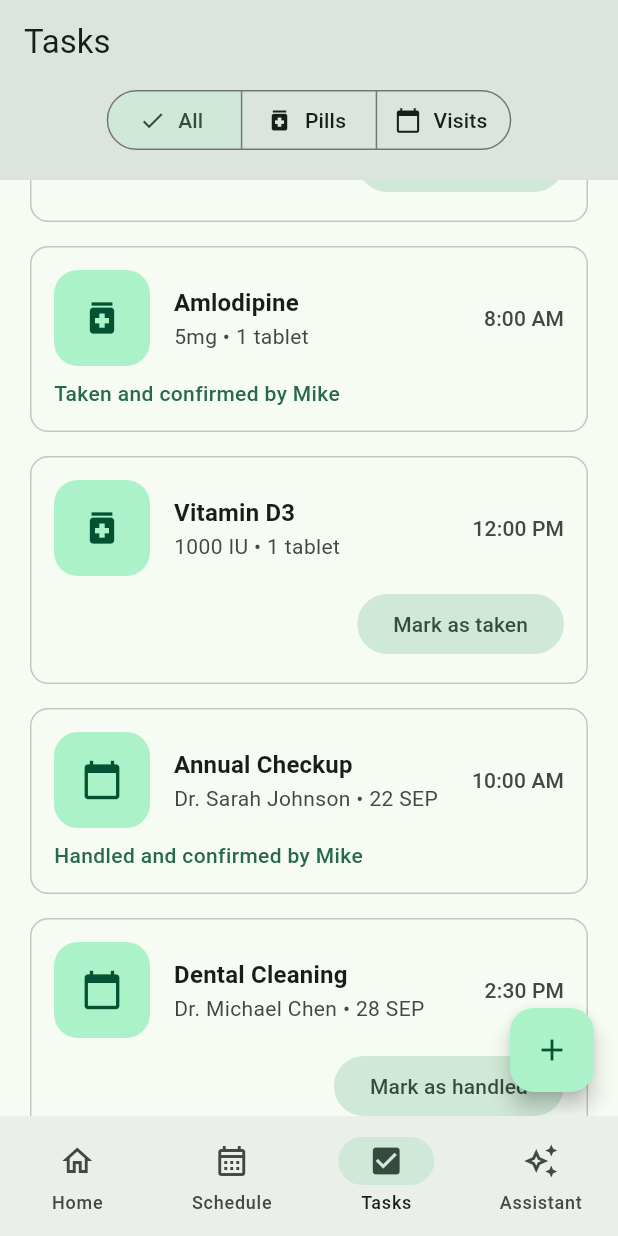
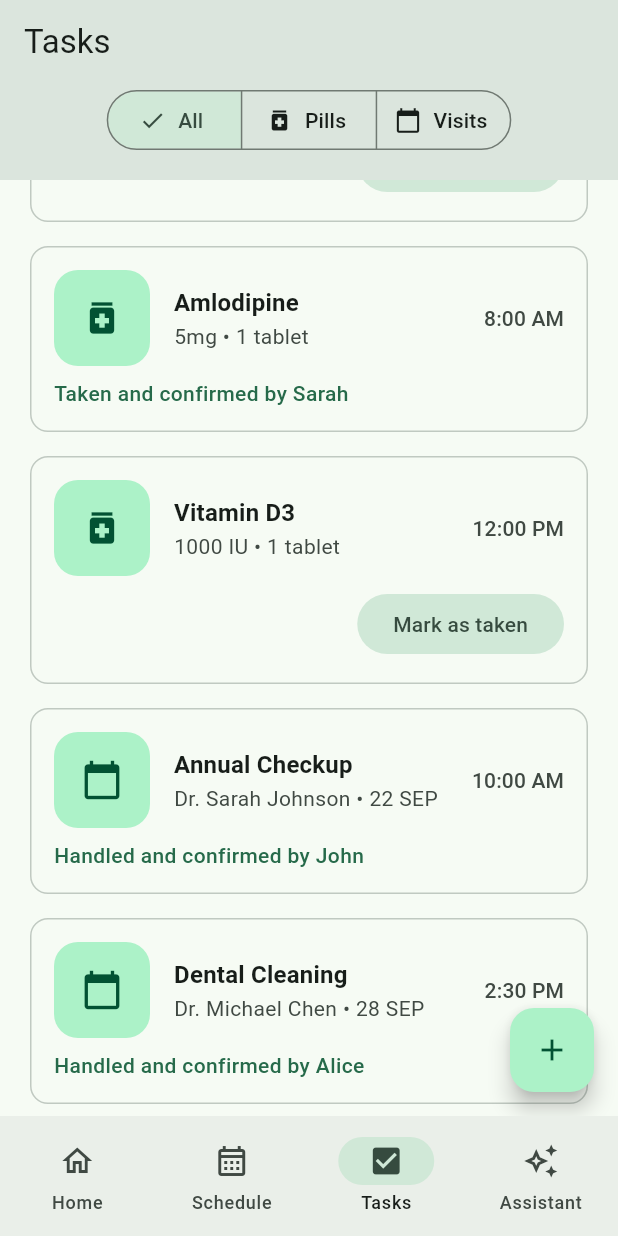
Before and after one commit to TastySleepyWatermelon/RefactoredPancake, a Flutter app: the screen it shows after launch, item 3 of the bottom bar chosen, scrolled down 576 dp, on a phone screen of 412 x 824 dp. Run offline on Flutter 3.47's test engine with Material 3 defaults, Android fonts, the phone set to English and light mode, and no system bars; our stand-ins replace flutter_dotenv, supabase_flutter; missing offline and left inert: ai_sdk_azure, ai_sdk_dart; accounts and stored records are empty.

Commit message:
Implement is taken for different names

```diff
--- a/refactored_pancake/lib/models/pill_model.dart
+++ b/refactored_pancake/lib/models/pill_model.dart
@@ -4,13 +4,15 @@ class PillModel {
   final int tablets;
   final String time;
   final bool isTaken;
+  final String markedByName;
 
   const PillModel({
     required this.pillName,
     required this.dosage,
     required this.tablets,
     required this.time,
-    this.isTaken = false,
+    required this.isTaken,
+    required this.markedByName,
   });
 
   PillModel copyWith({
@@ -19,6 +21,7 @@ class PillModel {
     int? tablets,
     String? time,
     bool? isTaken,
+    String? markedByName,
   }) {
     return PillModel(
       pillName: pillName ?? this.pillName,
@@ -26,6 +29,7 @@ class PillModel {
       tablets: tablets ?? this.tablets,
       time: time ?? this.time,
       isTaken: isTaken ?? this.isTaken,
+      markedByName: markedByName ?? this.markedByName,
     );
   }
 }
--- a/refactored_pancake/lib/models/visit_model.dart
+++ b/refactored_pancake/lib/models/visit_model.dart
@@ -5,6 +5,7 @@ class VisitModel {
   final String month;
   final String time;
   final bool isHandled;
+  final String markedByName;
 
   const VisitModel({
     required this.visitName,
@@ -12,7 +13,8 @@ class VisitModel {
     required this.day,
     required this.month,
     required this.time,
-    this.isHandled = false,
+    required this.isHandled,
+    required this.markedByName,
   });
 
   VisitModel copyWith({
@@ -22,6 +24,7 @@ class VisitModel {
     String? month,
     String? time,
     bool? isHandled,
+    String? markedByName,
   }) {
     return VisitModel(
       visitName: visitName ?? this.visitName,
@@ -30,6 +33,7 @@ class VisitModel {
       month: month ?? this.month,
       time: time ?? this.time,
       isHandled: isHandled ?? this.isHandled,
+      markedByName: markedByName ?? this.markedByName,
     );
   }
 }
--- a/refactored_pancake/lib/screens/add_pill_screen.dart
+++ b/refactored_pancake/lib/screens/add_pill_screen.dart
@@ -34,6 +34,8 @@ class _AddPillScreenState extends State<AddPillScreen> {
         dosage: _dosageController.text,
         tablets: int.parse(_tabletsController.text),
         time: _timeController.text,
+        isTaken: false,
+        markedByName: 'Sarah',
       );
       widget.pillService.addPill(pill);
       Navigator.of(context).pop(true);
--- a/refactored_pancake/lib/screens/add_visit_screen.dart
+++ b/refactored_pancake/lib/screens/add_visit_screen.dart
@@ -37,6 +37,8 @@ class _AddVisitScreenState extends State<AddVisitScreen> {
         day: _dayController.text,
         month: _monthController.text.toUpperCase(),
         time: _timeController.text,
+        isHandled: false,
+        markedByName: 'John',
       );
       widget.visitService.addVisit(visit);
       Navigator.of(context).pop(true);
--- a/refactored_pancake/lib/screens/tasks_screen.dart
+++ b/refactored_pancake/lib/screens/tasks_screen.dart
@@ -113,6 +113,7 @@ class _TasksScreenState extends State<TasksScreen> {
                           tablets: pill.tablets,
                           time: pill.time,
                           isTaken: pill.isTaken || _takenPills.contains(pill),
+                          markedByName: pill.markedByName,
                           onMarkAsTaken: () => _onMarkAsTaken(pill),
                         ),
                       ),
@@ -129,6 +130,7 @@ class _TasksScreenState extends State<TasksScreen> {
                           time: visit.time,
                           isHandled:
                               visit.isHandled || _handledVisits.contains(visit),
+                          markedByName: visit.markedByName,
                           onMarkAsHandled: () => _onMarkAsHandled(visit),
                         ),
                       ),
--- a/refactored_pancake/lib/services/pill_service.dart
+++ b/refactored_pancake/lib/services/pill_service.dart
@@ -8,6 +8,7 @@ class PillService {
       tablets: 1,
       time: '8:00 AM',
       isTaken: true,
+      markedByName: 'Sarah',
     ),
     const PillModel(
       pillName: 'Metformin',
@@ -15,18 +16,23 @@ class PillService {
       tablets: 2,
       time: '8:00 AM',
       isTaken: true,
+      markedByName: 'Sarah',
     ),
     const PillModel(
       pillName: 'Atorvastatin',
       dosage: '20mg',
       tablets: 1,
       time: '9:00 PM',
+      isTaken: false,
+      markedByName: 'Emily',
     ),
     const PillModel(
       pillName: 'Omeprazole',
       dosage: '20mg',
       tablets: 1,
       time: '7:30 AM',
+      isTaken: false,
+      markedByName: 'Emily',
     ),
     const PillModel(
       pillName: 'Amlodipine',
@@ -34,12 +40,15 @@ class PillService {
       tablets: 1,
       time: '8:00 AM',
       isTaken: true,
+      markedByName: 'Sarah',
     ),
     const PillModel(
       pillName: 'Vitamin D3',
       dosage: '1000 IU',
       tablets: 1,
       time: '12:00 PM',
+      isTaken: false,
+      markedByName: 'Emily',
     ),
   ];
 
--- a/refactored_pancake/lib/services/visit_service.dart
+++ b/refactored_pancake/lib/services/visit_service.dart
@@ -9,6 +9,7 @@ class VisitService {
       month: 'SEP',
       time: '10:00 AM',
       isHandled: true,
+      markedByName: 'John',
     ),
     const VisitModel(
       visitName: 'Dental Cleaning',
@@ -16,6 +17,8 @@ class VisitService {
       day: '28',
       month: 'SEP',
       time: '2:30 PM',
+      isHandled: true,
+      markedByName: 'Alice',
     ),
     const VisitModel(
       visitName: 'Eye Exam',
@@ -23,6 +26,8 @@ class VisitService {
       day: '05',
       month: 'OCT',
       time: '11:00 AM',
+      isHandled: true,
+      markedByName: 'Alice',
     ),
     const VisitModel(
       visitName: 'Cardiology Follow-up',
@@ -30,6 +35,8 @@ class VisitService {
       day: '12',
       month: 'OCT',
       time: '9:00 AM',
+      isHandled: true,
+      markedByName: 'John',
     ),
     const VisitModel(
       visitName: 'Lab Work',
@@ -38,6 +45,7 @@ class VisitService {
       month: 'OCT',
       time: '7:30 AM',
       isHandled: true,
+      markedByName: 'John',
     ),
   ];
 
--- a/refactored_pancake/lib/widgets/pill_widget.dart
+++ b/refactored_pancake/lib/widgets/pill_widget.dart
@@ -6,6 +6,7 @@ class PillWidget extends StatelessWidget {
   final int tablets;
   final String time;
   final bool isTaken;
+  final String markedByName;
   final VoidCallback? onMarkAsTaken;
 
   const PillWidget({
@@ -15,6 +16,7 @@ class PillWidget extends StatelessWidget {
     required this.tablets,
     required this.time,
     required this.isTaken,
+    required this.markedByName,
     this.onMarkAsTaken,
   });
 
@@ -78,7 +80,7 @@ class PillWidget extends StatelessWidget {
 
             if (isTaken)
               Text(
-                'Taken and confirmed by Mike',
+                'Taken and confirmed by $markedByName',
                 style: Theme.of(context).textTheme.bodyMedium?.copyWith(
                   color: Theme.of(context).colorScheme.primary,
                   fontWeight: FontWeight.w500,
--- a/refactored_pancake/lib/widgets/visit_widget.dart
+++ b/refactored_pancake/lib/widgets/visit_widget.dart
@@ -7,6 +7,7 @@ class VisitWidget extends StatelessWidget {
   final String month;
   final String time;
   final bool isHandled;
+  final String markedByName;
   final VoidCallback? onMarkAsHandled;
 
   const VisitWidget({
@@ -17,6 +18,7 @@ class VisitWidget extends StatelessWidget {
     required this.month,
     required this.time,
     required this.isHandled,
+    required this.markedByName,
     this.onMarkAsHandled,
   });
 
@@ -78,7 +80,7 @@ class VisitWidget extends StatelessWidget {
 
             if (isHandled)
               Text(
-                'Handled and confirmed by Mike',
+                'Handled and confirmed by $markedByName',
                 style: Theme.of(context).textTheme.bodyMedium?.copyWith(
                   color: Theme.of(context).colorScheme.primary,
                   fontWeight: FontWeight.w500,
```
